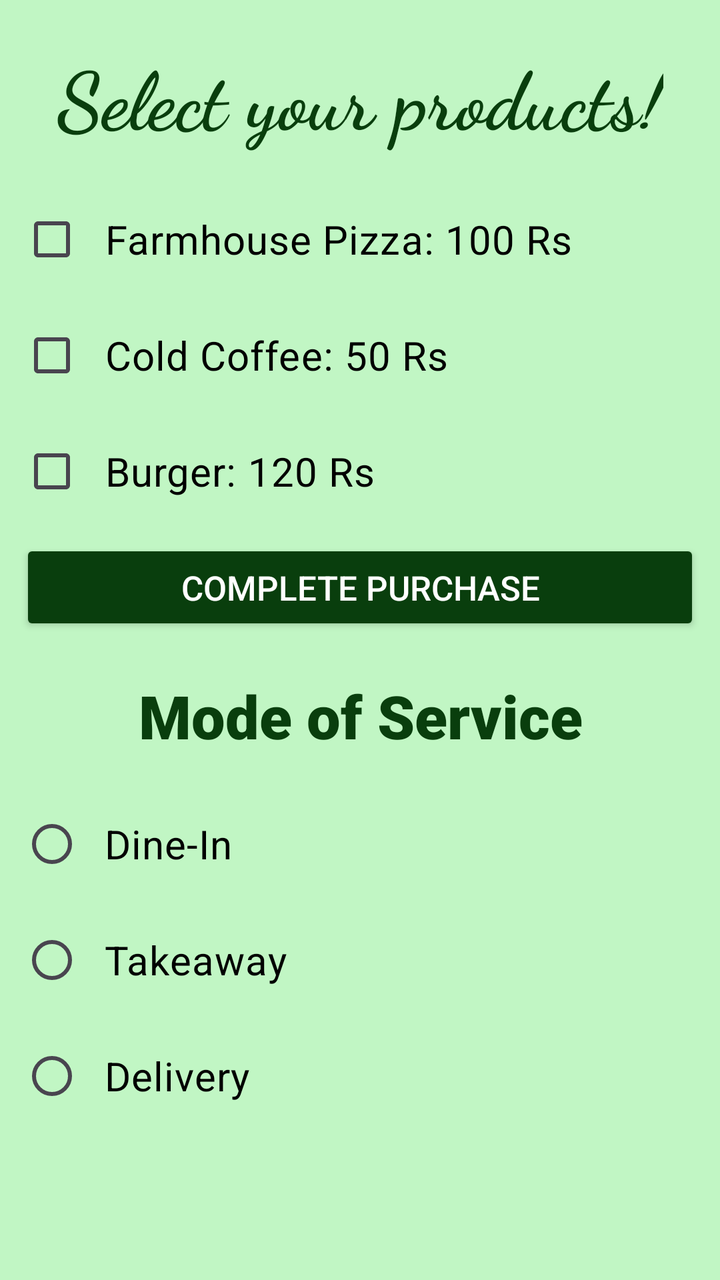
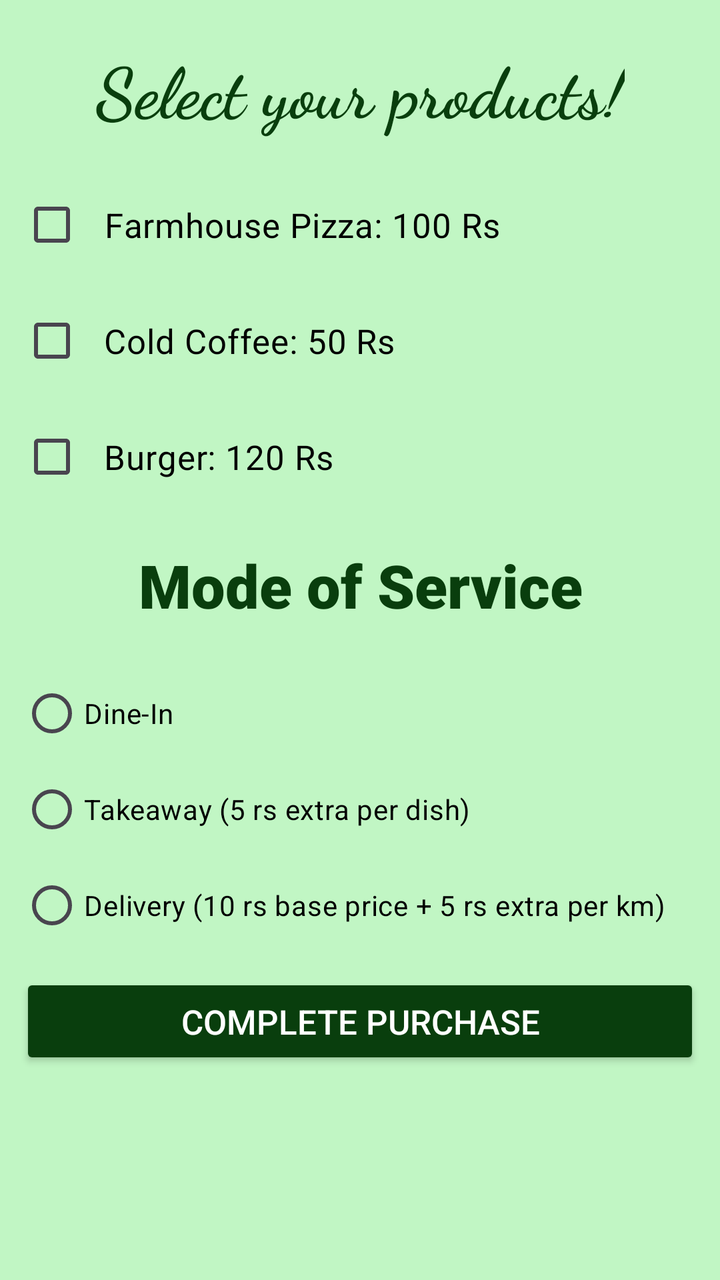

Two renders of the same Android screen: before a commit and after it. Below are the layout's source before the change and the commit's diff.
<!-- AndroidManifest.xml: application theme Theme.MadButton -->
<!-- res/layout/activity_main.xml -->
<?xml version="1.0" encoding="utf-8"?>
<androidx.constraintlayout.widget.ConstraintLayout xmlns:android="http://schemas.android.com/apk/res/android"
    xmlns:app="http://schemas.android.com/apk/res-auto"
    xmlns:tools="http://schemas.android.com/tools"
    android:id="@+id/main"
    android:background="#C1F6C4"
    android:layout_width="match_parent"
    android:layout_height="match_parent"
    tools:context=".MainActivity">

    <TextView
        android:id="@+id/text1"
        android:layout_width="wrap_content"
        android:layout_height="wrap_content"
        android:text="Select your products!"
        android:gravity="center"
        android:textSize="40sp"
        android:textStyle="bold"
        android:padding="10sp"
        android:fontFamily="cursive"
        android:textColor="#093E0D"
        android:layout_margin="10sp"
        app:layout_constraintEnd_toEndOf="parent"
        app:layout_constraintStart_toStartOf="parent"
        app:layout_constraintTop_toTopOf="parent" />

    <CheckBox
        android:id="@+id/pizza"
        android:layout_width="wrap_content"
        android:layout_height="wrap_content"
        android:gravity="center"
        android:text="Farmhouse Pizza: 100 Rs"
        android:textColor="@color/black"
        android:textSize="20sp"
        android:padding="10sp"
        android:layout_margin="10sp"
        app:layout_constraintStart_toStartOf="parent"
        app:layout_constraintTop_toBottomOf="@id/text1" />

    <CheckBox
        android:id="@+id/coffee"
        android:layout_width="wrap_content"
        android:layout_height="wrap_content"
        android:gravity="center"
        android:text="Cold Coffee: 50 Rs"
        android:textColor="@color/black"
        android:textSize="20sp"
        android:padding="10sp"
        android:layout_margin="10sp"
        app:layout_constraintStart_toStartOf="parent"
        app:layout_constraintTop_toBottomOf="@id/pizza" />

    <CheckBox
        android:id="@+id/burger"
        android:layout_width="wrap_content"
        android:layout_height="wrap_content"
        android:gravity="center"
        android:text="Burger: 120 Rs"
        android:padding="10sp"
        android:textColor="@color/black"
        android:textSize="20sp"
        android:layout_margin="10sp"
        app:layout_constraintStart_toStartOf="parent"
        app:layout_constraintTop_toBottomOf="@id/coffee" />

    <Button
        android:id="@+id/submit"
        android:gravity="center"
        android:layout_width="match_parent"
        android:layout_height="wrap_content"
        android:text="Complete Purchase"
        android:textColor="@color/white"
        android:padding="10sp"
        android:textSize="17sp"
        android:layout_margin="10sp"
        android:backgroundTint="#093E0D"
        app:layout_constraintEnd_toEndOf="parent"
        app:layout_constraintStart_toStartOf="parent"
        app:layout_constraintTop_toBottomOf="@id/burger" />

    <TextView
        android:id="@+id/display"
        android:layout_width="wrap_content"
        android:layout_height="wrap_content"
        android:gravity="center"
        android:padding="10sp"
        android:textColor="@color/black"
        android:layout_margin="10sp"
        app:layout_constraintEnd_toEndOf="parent"
        app:layout_constraintStart_toStartOf="parent"
        app:layout_constraintTop_toBottomOf="@id/submit" />

    <TextView
        android:id="@+id/modeOfService"
        android:layout_width="wrap_content"
        android:layout_height="wrap_content"
        android:gravity="center"
        android:padding="10sp"
        android:text="Mode of Service"
        android:textSize="30sp"
        android:fontFamily="sans-serif-black"
        android:textColor="#093E0D"
        android:layout_margin="10sp"
        app:layout_constraintEnd_toEndOf="parent"
        app:layout_constraintStart_toStartOf="parent"
        app:layout_constraintTop_toBottomOf="@id/submit" />

    <RadioButton
        android:id="@+id/dineIn"
        android:layout_width="wrap_content"
        android:layout_height="wrap_content"
        android:text="Dine-In"
        android:textSize="20sp"
        android:padding="10sp"
        android:textColor="@color/black"
        android:layout_margin="10sp"
        app:layout_constraintStart_toStartOf="parent"
        app:layout_constraintTop_toBottomOf="@id/modeOfService"
    />

    <RadioButton
        android:id="@+id/takeaway"
        android:layout_width="wrap_content"
        android:layout_height="wrap_content"
        android:text="Takeaway"
        android:textSize="20sp"
        android:textColor="@color/black"
        android:padding="10sp"
        android:layout_margin="10sp"
        app:layout_constraintStart_toStartOf="parent"
        app:layout_constraintTop_toBottomOf="@id/dineIn"
    />

    <RadioButton
        android:id="@+id/delivery"
        android:layout_width="wrap_content"
        android:layout_height="wrap_content"
        android:text="Delivery"
        android:textSize="20sp"
        android:padding="10sp"
        android:textColor="@color/black"
        android:layout_margin="10sp"
        app:layout_constraintStart_toStartOf="parent"
        app:layout_constraintTop_toBottomOf="@id/takeaway"
    />


</androidx.constraintlayout.widget.ConstraintLayout>
<!-- resources referenced by this layout -->
<resources>
  <color name="black">#FF000000</color>
  <color name="white">#FFFFFFFF</color>
  <style name="Theme.MadButton" parent="Base.Theme.MadButton" />
  <style name="Base.Theme.MadButton" parent="Theme.Material3.DayNight.NoActionBar">
          
          
      </style>
</resources>

<!-- the commit's change to res/layout/activity_main.xml (unified diff, before → after) -->
@@ -14,7 +14,7 @@
         android:layout_height="wrap_content"
         android:text="Select your products!"
         android:gravity="center"
-        android:textSize="40sp"
+        android:textSize="35sp"
         android:textStyle="bold"
         android:padding="10sp"
         android:fontFamily="cursive"
@@ -22,7 +22,8 @@
         android:layout_margin="10sp"
         app:layout_constraintEnd_toEndOf="parent"
         app:layout_constraintStart_toStartOf="parent"
-        app:layout_constraintTop_toTopOf="parent" />
+        app:layout_constraintTop_toTopOf="parent"
+    />
 
     <CheckBox
         android:id="@+id/pizza"
@@ -31,11 +32,12 @@
         android:gravity="center"
         android:text="Farmhouse Pizza: 100 Rs"
         android:textColor="@color/black"
-        android:textSize="20sp"
+        android:textSize="17sp"
         android:padding="10sp"
         android:layout_margin="10sp"
         app:layout_constraintStart_toStartOf="parent"
-        app:layout_constraintTop_toBottomOf="@id/text1" />
+        app:layout_constraintTop_toBottomOf="@id/text1"
+    />
 
     <CheckBox
         android:id="@+id/coffee"
@@ -44,11 +46,12 @@
         android:gravity="center"
         android:text="Cold Coffee: 50 Rs"
         android:textColor="@color/black"
-        android:textSize="20sp"
+        android:textSize="17sp"
         android:padding="10sp"
         android:layout_margin="10sp"
         app:layout_constraintStart_toStartOf="parent"
-        app:layout_constraintTop_toBottomOf="@id/pizza" />
+        app:layout_constraintTop_toBottomOf="@id/pizza"
+    />
 
     <CheckBox
         android:id="@+id/burger"
@@ -58,10 +61,75 @@
         android:text="Burger: 120 Rs"
         android:padding="10sp"
         android:textColor="@color/black"
-        android:textSize="20sp"
+        android:textSize="17sp"
         android:layout_margin="10sp"
         app:layout_constraintStart_toStartOf="parent"
-        app:layout_constraintTop_toBottomOf="@id/coffee" />
+        app:layout_constraintTop_toBottomOf="@id/coffee"
+    />
+
+    <TextView
+        android:id="@+id/modeOfService"
+        android:layout_width="wrap_content"
+        android:layout_height="wrap_content"
+        android:gravity="center"
+        android:padding="10sp"
+        android:text="Mode of Service"
+        android:textSize="30sp"
+        android:fontFamily="sans-serif-black"
+        android:textColor="#093E0D"
+        android:layout_margin="10sp"
+        app:layout_constraintEnd_toEndOf="parent"
+        app:layout_constraintStart_toStartOf="parent"
+        app:layout_constraintTop_toBottomOf="@id/burger"
+    />
+
+    <RadioGroup
+        android:id="@+id/serviceGroup"
+        android:layout_width="match_parent"
+        android:layout_height="wrap_content"
+        android:orientation="vertical"
+        android:layout_margin="10dp"
+        app:layout_constraintTop_toBottomOf="@id/modeOfService"
+        app:layout_constraintStart_toStartOf="parent"
+        app:layout_constraintEnd_toEndOf="parent">
+
+        <RadioButton
+            android:id="@+id/dineIn"
+            android:layout_width="wrap_content"
+            android:layout_height="wrap_content"
+            android:textColor="@color/black"
+            android:text="Dine-In" />
+
+        <RadioButton
+            android:id="@+id/takeaway"
+            android:layout_width="wrap_content"
+            android:layout_height="wrap_content"
+            android:textColor="@color/black"
+            android:text="Takeaway (5 rs extra per dish)" />
+
+        <RadioButton
+            android:id="@+id/delivery"
+            android:layout_width="wrap_content"
+            android:layout_height="wrap_content"
+            android:textColor="@color/black"
+            android:text="Delivery (10 rs base price + 5 rs extra per km)" />
+
+    </RadioGroup>
+
+    <EditText
+        android:id="@+id/distance"
+        android:layout_width="match_parent"
+        android:layout_height="wrap_content"
+        android:hint="Enter distance in km"
+        android:textColorHint="#6F6562"
+        android:inputType="number"
+        android:visibility="gone"
+        android:layout_margin="10dp"
+        android:textColor="@color/black"
+        app:layout_constraintStart_toStartOf="parent"
+        app:layout_constraintEnd_toEndOf="parent"
+        app:layout_constraintTop_toBottomOf="@id/serviceGroup"
+    />
 
     <Button
         android:id="@+id/submit"
@@ -76,7 +144,8 @@
         android:backgroundTint="#093E0D"
         app:layout_constraintEnd_toEndOf="parent"
         app:layout_constraintStart_toStartOf="parent"
-        app:layout_constraintTop_toBottomOf="@id/burger" />
+        app:layout_constraintTop_toBottomOf="@id/distance"
+    />
 
     <TextView
         android:id="@+id/display"
@@ -84,65 +153,12 @@
         android:layout_height="wrap_content"
         android:gravity="center"
         android:padding="10sp"
+        android:textSize="20sp"
         android:textColor="@color/black"
         android:layout_margin="10sp"
         app:layout_constraintEnd_toEndOf="parent"
         app:layout_constraintStart_toStartOf="parent"
-        app:layout_constraintTop_toBottomOf="@id/submit" />
-
-    <TextView
-        android:id="@+id/modeOfService"
-        android:layout_width="wrap_content"
-        android:layout_height="wrap_content"
-        android:gravity="center"
-        android:padding="10sp"
-        android:text="Mode of Service"
-        android:textSize="30sp"
-        android:fontFamily="sans-serif-black"
-        android:textColor="#093E0D"
-        android:layout_margin="10sp"
-        app:layout_constraintEnd_toEndOf="parent"
-        app:layout_constraintStart_toStartOf="parent"
-        app:layout_constraintTop_toBottomOf="@id/submit" />
-
-    <RadioButton
-        android:id="@+id/dineIn"
-        android:layout_width="wrap_content"
-        android:layout_height="wrap_content"
-        android:text="Dine-In"
-        android:textSize="20sp"
-        android:padding="10sp"
-        android:textColor="@color/black"
-        android:layout_margin="10sp"
-        app:layout_constraintStart_toStartOf="parent"
-        app:layout_constraintTop_toBottomOf="@id/modeOfService"
+        app:layout_constraintTop_toBottomOf="@id/submit"
     />
 
-    <RadioButton
-        android:id="@+id/takeaway"
-        android:layout_width="wrap_content"
-        android:layout_height="wrap_content"
-        android:text="Takeaway"
-        android:textSize="20sp"
-        android:textColor="@color/black"
-        android:padding="10sp"
-        android:layout_margin="10sp"
-        app:layout_constraintStart_toStartOf="parent"
-        app:layout_constraintTop_toBottomOf="@id/dineIn"
-    />
-
-    <RadioButton
-        android:id="@+id/delivery"
-        android:layout_width="wrap_content"
-        android:layout_height="wrap_content"
-        android:text="Delivery"
-        android:textSize="20sp"
-        android:padding="10sp"
-        android:textColor="@color/black"
-        android:layout_margin="10sp"
-        app:layout_constraintStart_toStartOf="parent"
-        app:layout_constraintTop_toBottomOf="@id/takeaway"
-    />
-
-
 </androidx.constraintlayout.widget.ConstraintLayout>
